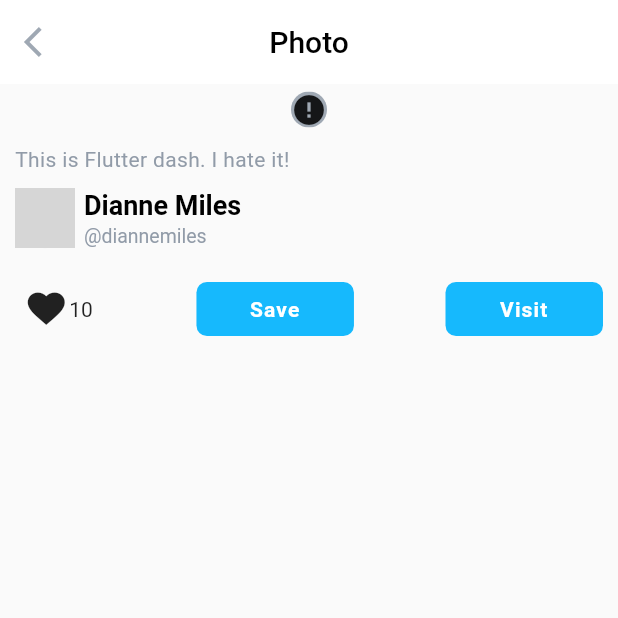
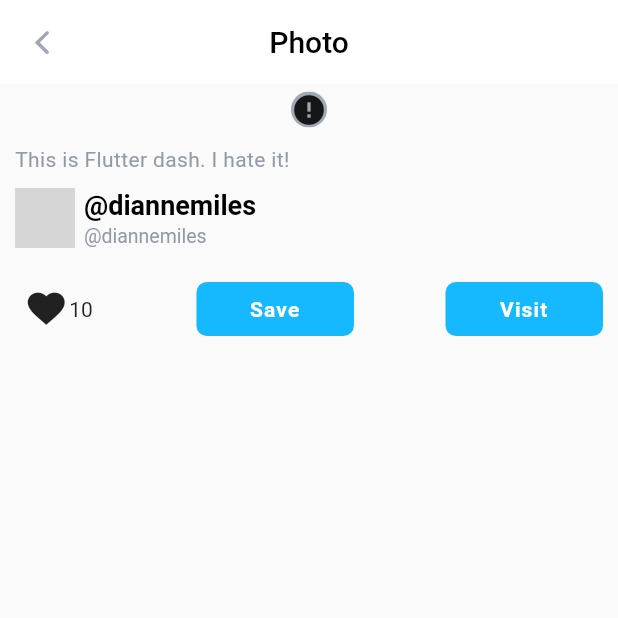
Before and after one commit to nqkwey/skill_branch_flutter, a Flutter app: the screen it shows after launch, after a tap on "Dianne Miles", on a phone screen of 412 x 824 dp, the top half of it. Run offline on Flutter 3.47's test engine with Material 2 defaults, Android fonts, the phone set to English and light mode, and no system bars; drawn by our look-alikes of cached_network_image; network calls fail; grey boxes are pictures that could not be loaded.

Commit message:
hometask_3 fixes

```diff
--- a/lib/screens/feed_screen.dart
+++ b/lib/screens/feed_screen.dart
@@ -6,6 +6,10 @@ import 'package:flutter/material.dart';
 
 const String kFlutterDash = "https://flutter"
     ".dev/assets/404/dash_nest-c64796b59b65042a2b40fae5764c13b7477a592db79eaf04c86298dcb75b78ea.png";
+
+const String kDescription = 'This is Flutter dash. I hate it!';
+const String kName = 'Dianne Miles';
+const String kUserName = '@diannemiles';
 
 class FeedRoute extends StatefulWidget {
   FeedRoute({Key key}) : super(key: key);
@@ -26,7 +30,12 @@ class _FeedRouteState extends State<FeedRoute> {
             return InkWell(
               onTap: () => Navigator.push(
                 context,
-                MaterialPageRoute(builder: (context) => PhotoRoute()),
+                MaterialPageRoute(
+                    builder: (context) => FullScreenImage(
+                          altDescription: kDescription,
+                          userName: kUserName,
+                          name: kUserName,
+                        )),
               ),
               child: Column(children: <Widget>[
                 _buildItem(),
@@ -44,15 +53,14 @@ class _FeedRouteState extends State<FeedRoute> {
     return Column(
       crossAxisAlignment: CrossAxisAlignment.start,
       children: <Widget>[
-        FullScreenImage(photoLink: kFlutterDash),
+        Photo(photoLink: kFlutterDash),
         _buildPhotoMeta(),
         Padding(
-          padding: EdgeInsets.symmetric(
-            horizontal: 10,
-            vertical: 5,
-          ),
-          child: Description('This is Flutter dash. I hate it!')
-        )
+            padding: EdgeInsets.symmetric(
+              horizontal: 10,
+              vertical: 5,
+            ),
+            child: Description(kDescription))
       ],
     );
   }
@@ -74,8 +82,8 @@ class _FeedRouteState extends State<FeedRoute> {
                 crossAxisAlignment: CrossAxisAlignment.start,
                 mainAxisAlignment: MainAxisAlignment.spaceBetween,
                 children: <Widget>[
-                  Name("Dianne Miles"),
-                  Nickname("@diannemiles"),
+                  Name(kName),
+                  Nickname(kUserName),
                 ],
               )
             ],
--- a/lib/screens/photo_screen.dart
+++ b/lib/screens/photo_screen.dart
@@ -6,14 +6,21 @@ import 'package:flutter/material.dart';
 
 import 'feed_screen.dart';
 
-class PhotoRoute extends StatefulWidget {
+class FullScreenImage extends StatefulWidget {
+  final String altDescription;
+  final String userName;
+  final String name;
+
+  FullScreenImage({Key key, this.altDescription, this.userName, this.name})
+      : super(key: key);
+
   @override
   State<StatefulWidget> createState() {
-    return _PhotoRouteState();
+    return _FullScreenImageState();
   }
 }
 
-class _PhotoRouteState extends State {
+class _FullScreenImageState extends State<FullScreenImage> {
   @override
   Widget build(BuildContext context) {
     return Scaffold(
@@ -26,14 +33,14 @@ class _PhotoRouteState extends State {
           ),
           backgroundColor: AppColors.white,
           leading: IconButton(
-            icon: Icon(Icons.arrow_back_ios, color: AppColors.grayChateau),
+            icon: Icon(CupertinoIcons.back, color: AppColors.grayChateau),
             tooltip: 'Go back',
             onPressed: () => Navigator.pop(context),
           ),
         ),
         body: Column(
           children: <Widget>[
-            FullScreenImage(photoLink: kFlutterDash),
+            Photo(photoLink: kFlutterDash),
             Align(
                 alignment: Alignment.centerLeft,
                 child: Padding(
@@ -41,14 +48,34 @@ class _PhotoRouteState extends State {
                       horizontal: 10,
                       vertical: 5,
                     ),
-                    child: Description('This is Flutter dash. I hate it!'))),
+                    child: Text(widget.altDescription ?? kDescription,
+                        maxLines: 3,
+                        overflow: TextOverflow.ellipsis,
+                        style: AppStyles.h3))),
             Padding(
-              padding: EdgeInsets.symmetric(
-                horizontal: 10,
-                vertical: 5,
-              ),
-              child: UserInfo(),
-            ),
+                padding: EdgeInsets.symmetric(
+                  horizontal: 10,
+                  vertical: 5,
+                ),
+                child: Row(
+                  children: <Widget>[
+                    UserAvatar(
+                        'https://cdn.jpegmini.com/user/images/slider_puffin_jpegmini_mobile.jpg'),
+                    SizedBox(
+                      width: 6,
+                    ),
+                    Column(
+                      crossAxisAlignment: CrossAxisAlignment.start,
+                      mainAxisAlignment: MainAxisAlignment.spaceEvenly,
+                      children: <Widget>[
+                        Text(widget.name ?? kName, style: AppStyles.h1Black),
+                        Text(widget.userName ?? kUserName,
+                            style: AppStyles.h5Black
+                                .copyWith(color: AppColors.manatee)),
+                      ],
+                    )
+                  ],
+                )),
             Buttons()
           ],
         ));
@@ -56,6 +83,11 @@ class _PhotoRouteState extends State {
 }
 
 class UserInfo extends StatelessWidget {
+  String userName = "";
+  String name = "";
+
+  UserInfo(this.name, this.userName);
+
   @override
   Widget build(BuildContext context) {
     return Row(
@@ -69,8 +101,9 @@ class UserInfo extends StatelessWidget {
           crossAxisAlignment: CrossAxisAlignment.start,
           mainAxisAlignment: MainAxisAlignment.spaceEvenly,
           children: <Widget>[
-            Name("Dianne Miles"),
-            Nickname("@diannemiles"),
+            Text(name, style: AppStyles.h1Black),
+            Text(userName,
+                style: AppStyles.h5Black.copyWith(color: AppColors.manatee)),
           ],
         )
       ],
@@ -79,36 +112,36 @@ class UserInfo extends StatelessWidget {
 }
 
 class Name extends Text {
-  String name;
+  String text;
 
-  Name(this.name) : super(name);
+  Name(this.text) : super(text);
 
   @override
   Widget build(BuildContext context) {
-    return Text(name, style: AppStyles.h1Black);
+    return Text(text, style: AppStyles.h1Black);
   }
 }
 
 class Nickname extends Text {
-  String userName;
+  String text;
 
-  Nickname(this.userName) : super(userName);
+  Nickname(this.text) : super(text);
 
   @override
   Widget build(BuildContext context) {
-    return Text(userName,
+    return Text(text,
         style: AppStyles.h5Black.copyWith(color: AppColors.manatee));
   }
 }
 
 class Description extends Text {
-  String altDescription;
+  String text;
 
-  Description(this.altDescription) : super(altDescription);
+  Description(this.text) : super(text);
 
   @override
   Widget build(BuildContext context) {
-    return Text(altDescription,
+    return Text(text,
         maxLines: 3, overflow: TextOverflow.ellipsis, style: AppStyles.h3);
   }
 }
@@ -123,8 +156,7 @@ class Buttons extends StatelessWidget {
         children: <Widget>[
           LikeButton(10, true),
           GestureDetector(
-              onTap: () {},
-              child: Button('Save', EdgeInsets.all(12))),
+              onTap: () {}, child: Button('Save', EdgeInsets.all(12))),
           GestureDetector(
               onTap: () {},
               child: Button('Visit', EdgeInsets.only(top: 12, bottom: 12)))
--- a/lib/widgets/photo.dart
+++ b/lib/widgets/photo.dart
@@ -3,8 +3,8 @@ import 'package:flutter/widgets.dart';
 import 'package:cached_network_image/cached_network_image.dart';
 import 'package:flutter/material.dart';
 
-class FullScreenImage extends StatelessWidget {
-  FullScreenImage({Key key, this.photoLink}) : super(key: key);
+class Photo extends StatelessWidget {
+  Photo({Key key, this.photoLink}) : super(key: key);
 
   final String photoLink;
 
```
Also changed, not shown: 1 other file.
